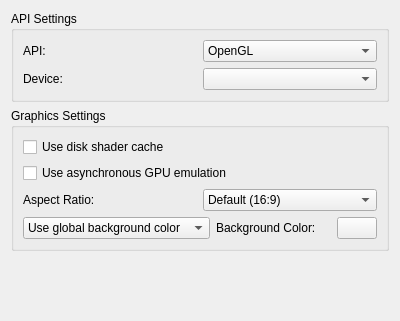
Old version of the form src/yuzu/configuration/configure_graphics.ui in the repository edisionnano/peachlinux.
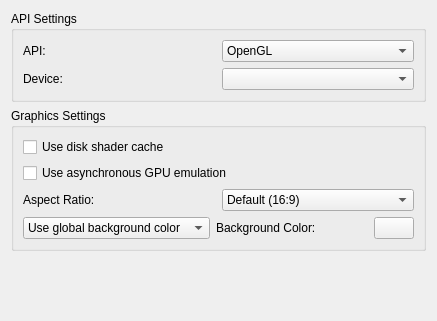
New version of the form.

Diff of the .ui file:
```diff
--- a/src/yuzu/configuration/configure_graphics.ui
+++ b/src/yuzu/configuration/configure_graphics.ui
@@ -6,7 +6,7 @@
    <rect>
     <x>0</x>
     <y>0</y>
-    <width>400</width>
+    <width>437</width>
     <height>321</height>
    </rect>
   </property>
@@ -23,15 +23,31 @@
        </property>
        <layout class="QVBoxLayout" name="verticalLayout_3">
         <item>
-         <layout class="QHBoxLayout" name="horizontalLayout_4">
-          <item>
-           <widget class="QLabel" name="label_2">
+         <widget class="QWidget" name="api_layout" native="true">
+          <layout class="QGridLayout" name="gridLayout">
+           <property name="leftMargin">
+            <number>0</number>
+           </property>
+           <property name="topMargin">
+            <number>0</number>
+           </property>
+           <property name="rightMargin">
+            <number>0</number>
+           </property>
+           <property name="bottomMargin">
+            <number>0</number>
+           </property>
+           <property name="horizontalSpacing">
+            <number>6</number>
+           </property>
+           <item row="0" column="0">
+            <widget class="QLabel" name="api_label">
             <property name="text">
              <string>API:</string>
             </property>
            </widget>
           </item>
-          <item>
+           <item row="0" column="1">
            <widget class="QComboBox" name="api">
             <item>
              <property name="text">
@@ -45,21 +61,18 @@
             </item>
            </widget>
           </item>
-         </layout>
-        </item>
-        <item>
-         <layout class="QHBoxLayout" name="horizontalLayout_5">
-          <item>
-           <widget class="QLabel" name="label_3">
+           <item row="1" column="0">
+            <widget class="QLabel" name="device_label">
             <property name="text">
              <string>Device:</string>
             </property>
            </widget>
           </item>
-          <item>
+           <item row="1" column="1">
            <widget class="QComboBox" name="device"/>
           </item>
          </layout>
+         </widget>
         </item>
        </layout>
       </widget>
@@ -85,7 +98,20 @@
          </widget>
         </item>
         <item>
+         <widget class="QWidget" name="aspect_ratio_layout" native="true">
          <layout class="QHBoxLayout" name="horizontalLayout_6">
+           <property name="leftMargin">
+            <number>0</number>
+           </property>
+           <property name="topMargin">
+            <number>0</number>
+           </property>
+           <property name="rightMargin">
+            <number>0</number>
+           </property>
+           <property name="bottomMargin">
+            <number>0</number>
+           </property>
           <item>
            <widget class="QLabel" name="ar_label">
             <property name="text">
@@ -118,9 +144,32 @@
            </widget>
           </item>
          </layout>
+         </widget>
         </item>
         <item>
+         <widget class="QWidget" name="bg_layout" native="true">
+          <property name="sizePolicy">
+           <sizepolicy hsizetype="Preferred" vsizetype="Preferred">
+            <horstretch>0</horstretch>
+            <verstretch>0</verstretch>
+           </sizepolicy>
+          </property>
          <layout class="QHBoxLayout" name="horizontalLayout_3">
+           <property name="spacing">
+            <number>6</number>
+           </property>
+           <property name="leftMargin">
+            <number>0</number>
+           </property>
+           <property name="topMargin">
+            <number>0</number>
+           </property>
+           <property name="rightMargin">
+            <number>0</number>
+           </property>
+           <property name="bottomMargin">
+            <number>0</number>
+           </property>
           <item>
            <widget class="QComboBox" name="bg_combobox">
             <property name="currentText">
@@ -175,6 +224,7 @@
            </widget>
           </item>
          </layout>
+         </widget>
         </item>
        </layout>
       </widget>
```
Lines whose indentation alone changed are shown as unchanged.
